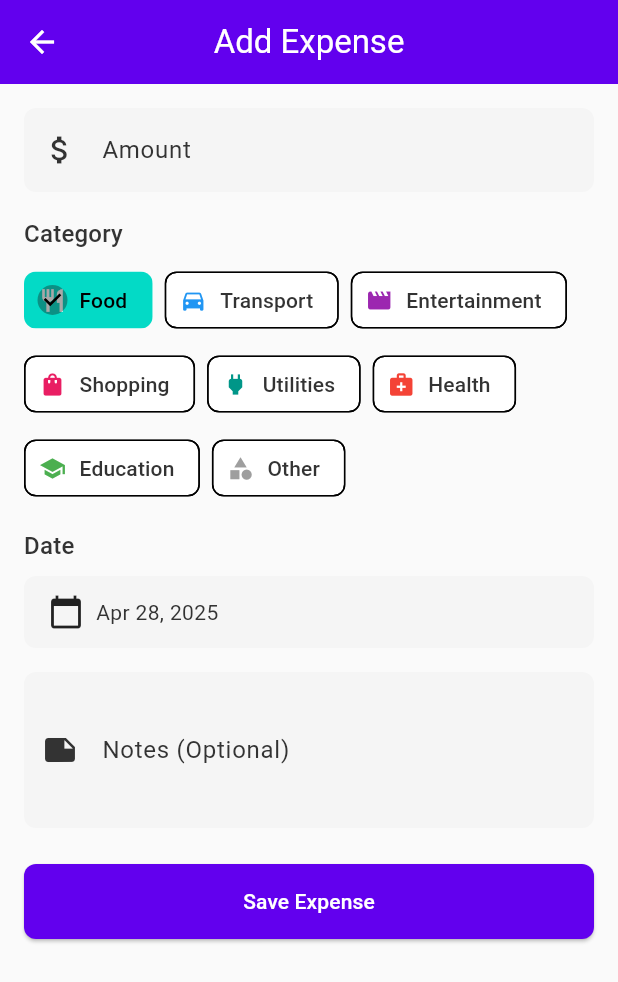
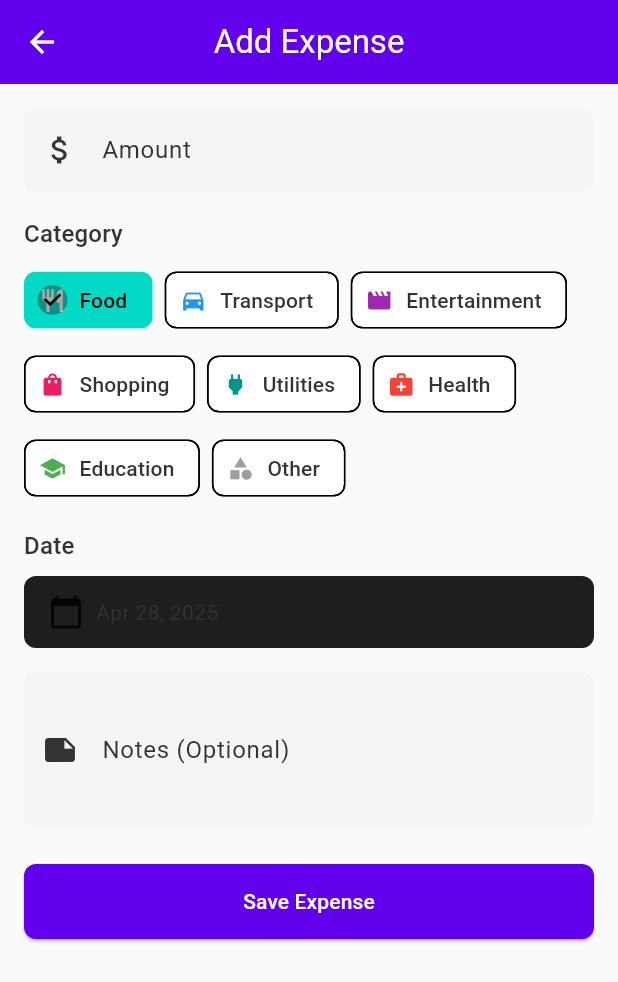
Before and after one commit to Chea-ming/expense-tracker, a Flutter app: the AddExpenseScreen screen opened directly, on a phone screen of 412 x 824 dp. Shown: the top 982 px of the screen. Run offline on Flutter 3.47's test engine with Material 3 defaults, Android fonts, the phone set to English and light mode, and no system bars; our stand-ins replace dio, fl_chart, shared_preferences; accounts and stored records are empty.

Commit message:
Change date picker color

```diff
--- a/frontend/lib/screens/expense/add_expense_screen.dart
+++ b/frontend/lib/screens/expense/add_expense_screen.dart
@@ -166,7 +166,7 @@ class _AddExpenseScreenState extends State<AddExpenseScreen> {
               child: Container(
                 padding: const EdgeInsets.symmetric(horizontal: 16, vertical: 12),
                 decoration: BoxDecoration(
-                  color: Colors.grey[100],
+                  color: Color(0xFF1E1E1E),
                   borderRadius: BorderRadius.circular(8),
                 ),
                 child: Row(
```
